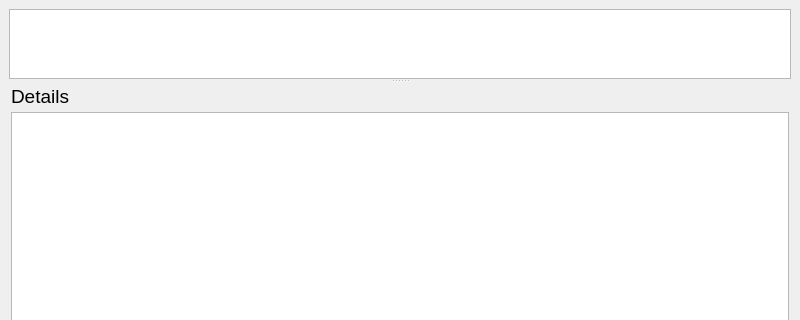
Qt form modules/videorecorder/encodehelper/encodewindow.ui (syntalos/syntalos) before a commit; both pictures show x 0 to 800 and y 0 to 320 of the 800 by 600 pixel window.
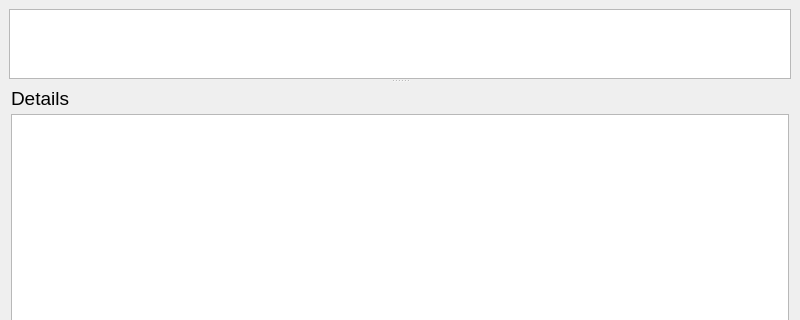
The same form after that commit.

```diff
--- a/modules/videorecorder/encodehelper/encodewindow.ui
+++ b/modules/videorecorder/encodehelper/encodewindow.ui
@@ -30,7 +30,7 @@
       </widget>
       <widget class="QWidget" name="detailsWidget" native="true">
        <property name="sizePolicy">
-        <sizepolicy hsizetype="Preferred" vsizetype="MinimumExpanding">
+        <sizepolicy hsizetype="Preferred" vsizetype="Minimum">
          <horstretch>0</horstretch>
          <verstretch>0</verstretch>
         </sizepolicy>
@@ -43,7 +43,7 @@
          <number>2</number>
         </property>
         <property name="topMargin">
-         <number>2</number>
+         <number>4</number>
         </property>
         <property name="rightMargin">
          <number>2</number>
@@ -70,14 +70,7 @@
          </widget>
         </item>
         <item>
-         <widget class="QTextBrowser" name="textBrowser">
-          <property name="sizePolicy">
-           <sizepolicy hsizetype="Expanding" vsizetype="Minimum">
-            <horstretch>0</horstretch>
-            <verstretch>0</verstretch>
-           </sizepolicy>
-          </property>
-         </widget>
+         <widget class="QTextBrowser" name="detailsBrowser"/>
         </item>
        </layout>
       </widget>
```
